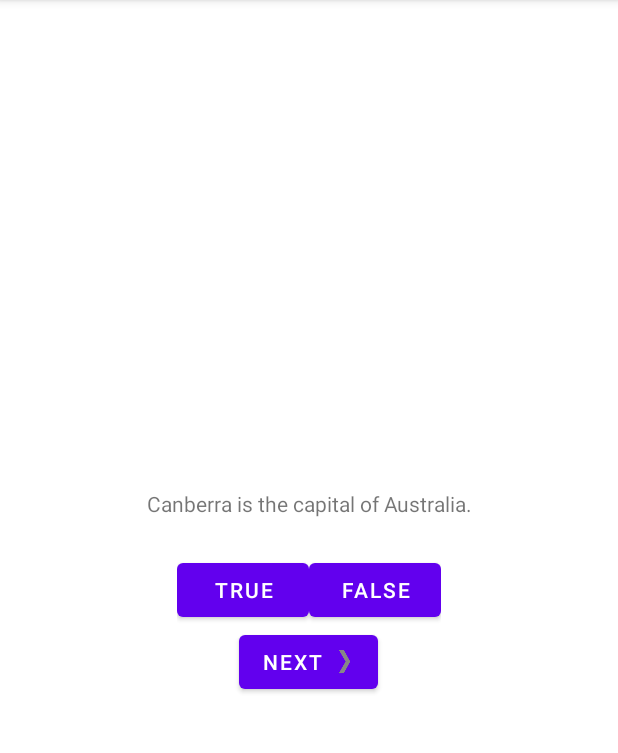
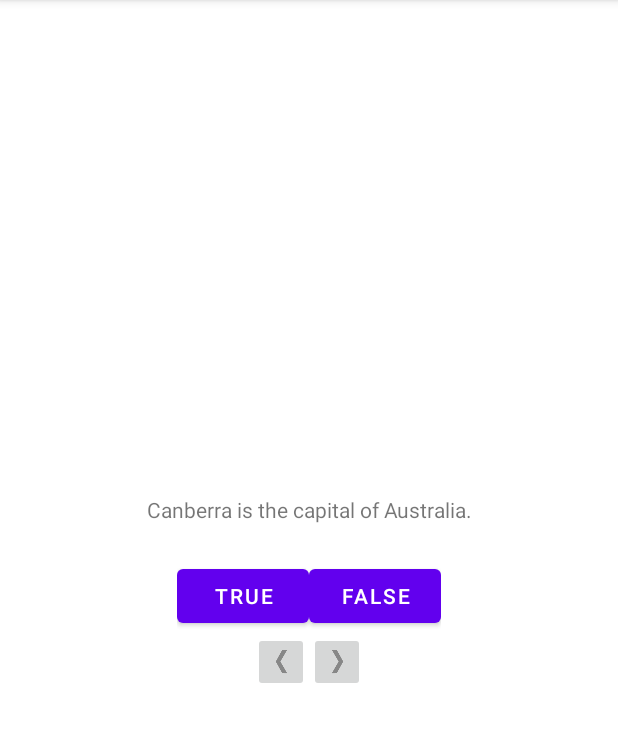
Before and after one commit to yangwenhao/android-programming-book, an Android app: the screen it shows after launch (MainActivity), on a phone screen of 412 x 824 dp, the part 84-837 px from its top. Run offline under Robolectric (Android 15) with nearby library versions, the phone set to English and light mode, and no system bars.

Commit message:
更新到3.3

```diff
--- a/GeoQuiz/app/src/main/java/com/yangwenhao/geoquiz/MainActivity.kt
+++ b/GeoQuiz/app/src/main/java/com/yangwenhao/geoquiz/MainActivity.kt
@@ -2,15 +2,20 @@ package com.yangwenhao.geoquiz
 
 import androidx.appcompat.app.AppCompatActivity
 import android.os.Bundle
+import android.util.Log
 import android.view.View
 import android.widget.Button
+import android.widget.ImageButton
 import android.widget.TextView
 import android.widget.Toast
+
+private const val TAG = "MainActivity"
 
 class MainActivity : AppCompatActivity() {
     private lateinit var trueButton: Button
     private lateinit var falseButton: Button
-    private lateinit var nextButton: Button
+    private lateinit var nextButton: ImageButton
+    private lateinit var prevButton: ImageButton
     private lateinit var questionTextView: TextView
 
     private val questionBank = listOf(
@@ -26,11 +31,13 @@ class MainActivity : AppCompatActivity() {
 
     override fun onCreate(savedInstanceState: Bundle?) {
         super.onCreate(savedInstanceState)
+        Log.d(TAG, "onCreate(Bundle?) called")
         setContentView(R.layout.activity_main)
 
         trueButton = findViewById(R.id.true_button)
         falseButton = findViewById(R.id.false_button)
         nextButton = findViewById(R.id.next_button)
+        prevButton = findViewById(R.id.prev_button)
         questionTextView = findViewById(R.id.question_text_view)
 
         trueButton.setOnClickListener { view: View ->
@@ -47,7 +54,37 @@ class MainActivity : AppCompatActivity() {
             updateQuestion()
         }
 
+        prevButton.setOnClickListener {
+            currentIndex = (currentIndex + (questionBank.size - 1)) % questionBank.size
+            updateQuestion()
+        }
+
         updateQuestion()
+    }
+
+    override fun onStart() {
+        super.onStart()
+        Log.d(TAG, "onStart() called")
+    }
+
+    override fun onResume() {
+        super.onResume()
+        Log.d(TAG, "onResume() called")
+    }
+
+    override fun onPause() {
+        super.onPause()
+        Log.d(TAG, "onPause() called")
+    }
+
+    override fun onStop() {
+        super.onStop()
+        Log.d(TAG, "onStop() called")
+    }
+
+    override fun onDestroy() {
+        super.onDestroy()
+        Log.d(TAG, "onDestroy() called")
     }
 
     private fun updateQuestion() {
--- a/GeoQuiz/app/src/main/res/layout/activity_main.xml
+++ b/GeoQuiz/app/src/main/res/layout/activity_main.xml
@@ -32,12 +32,28 @@
 
     </LinearLayout>
 
-    <Button
+    <LinearLayout
         android:layout_width="wrap_content"
-        android:layout_height="wrap_content"
-        android:text="@string/next_button"
-        android:id="@+id/next_button"
-        android:drawableEnd="@drawable/arrow_right"
-        android:drawablePadding="4dp"/>
+        android:layout_height="wrap_content">
+
+        <ImageButton
+            android:layout_width="wrap_content"
+            android:layout_height="wrap_content"
+            android:src="@drawable/arrow_left"
+            android:id="@+id/prev_button"
+            android:contentDescription="@string/prev_button"/>
+<!--            android:drawableLeft="@drawable/arrow_left"-->
+<!--            android:drawablePadding="4dp"/>-->
+        <ImageButton
+            android:layout_width="wrap_content"
+            android:layout_height="wrap_content"
+            android:id="@+id/next_button"
+            android:src="@drawable/arrow_right"
+            android:contentDescription="@string/next_button"/>
+<!--            android:drawableRight="@drawable/arrow_right"-->
+<!--            android:drawablePadding="4dp"/>-->
+
+    </LinearLayout>
+
 
 </LinearLayout>
--- a/GeoQuiz/app/src/main/res/values/strings.xml
+++ b/GeoQuiz/app/src/main/res/values/strings.xml
@@ -15,4 +15,5 @@
         in the Americas.</string>
     <string name="question_asia">Lake Baikal is the world\'s oldest and deepest
         freshwater lake.</string>
+    <string name="prev_button">PREV</string>
 </resources>
```
